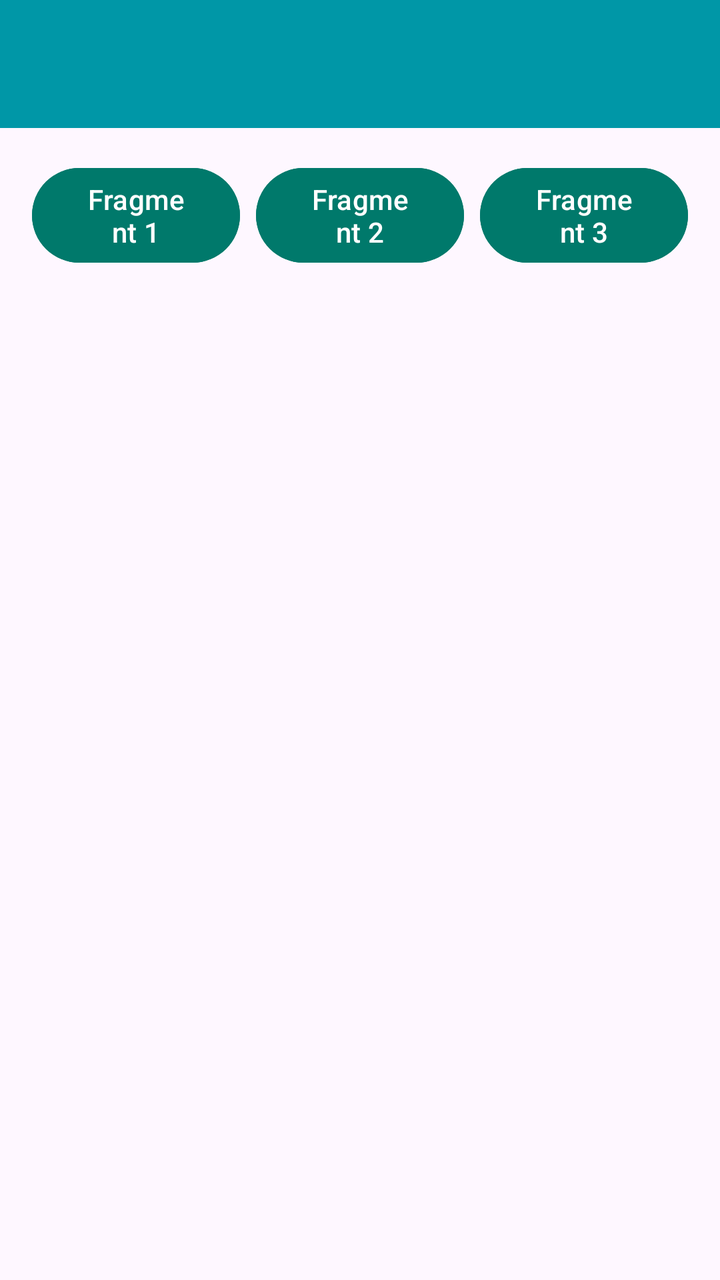
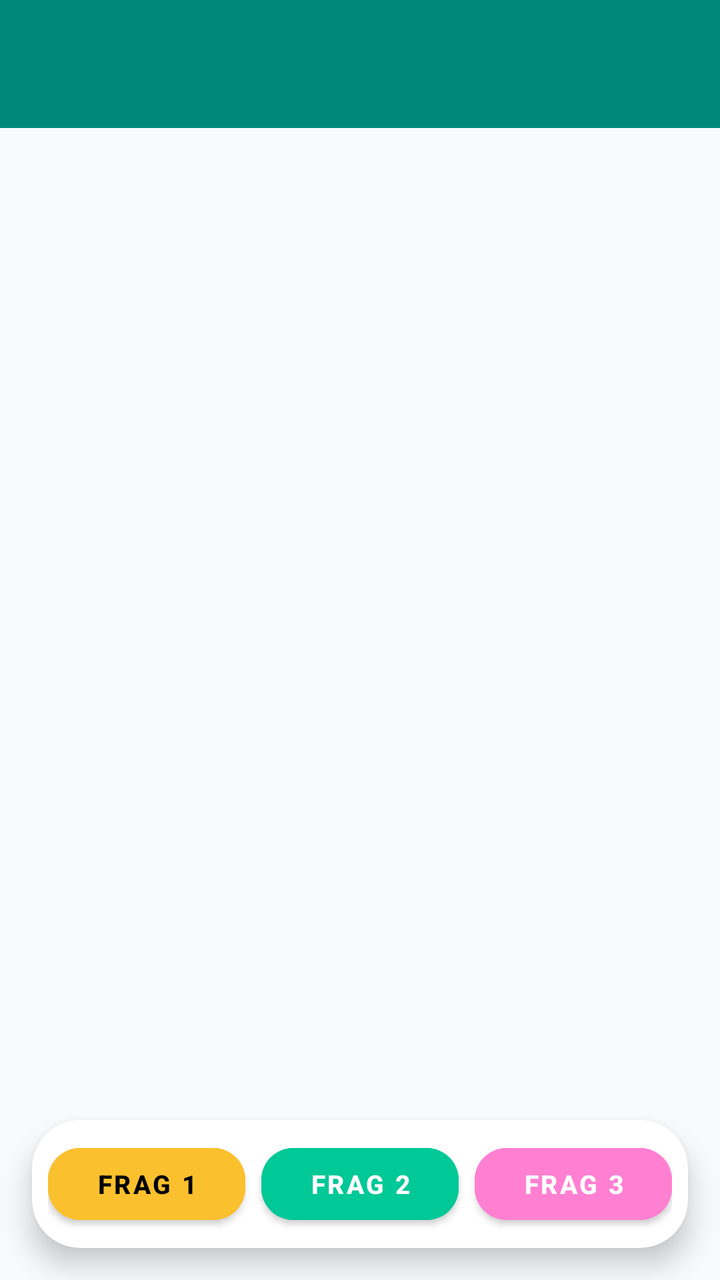

Before-and-after screenshots of an Android layout around one commit, followed by the original layout XML and the change that was made.
<!-- AndroidManifest.xml: application theme Theme.AlifTaufiq_3TIB -->
<!-- res/layout/activity_sixth.xml -->
<?xml version="1.0" encoding="utf-8"?>
<androidx.constraintlayout.widget.ConstraintLayout xmlns:android="http://schemas.android.com/apk/res/android"
    xmlns:app="http://schemas.android.com/apk/res-auto"
    xmlns:tools="http://schemas.android.com/tools"
    android:id="@+id/main"
    android:layout_width="match_parent"
    android:layout_height="match_parent"
    tools:context=".fragment.SixthActivity">


    <androidx.appcompat.widget.Toolbar
        android:id="@+id/toolbar"
        android:layout_width="0dp"
        android:layout_height="?attr/actionBarSize"
        android:background="#0097A7"
        app:subtitleTextColor="@android:color/white"
        app:titleTextColor="@android:color/white"
        app:layout_constraintEnd_toEndOf="parent"
        app:layout_constraintStart_toStartOf="parent"
        app:layout_constraintTop_toTopOf="parent" />


    <Button
        android:id="@+id/btnFragment1"
        android:layout_width="0dp"
        android:layout_height="wrap_content"
        android:layout_marginStart="16dp"
        android:layout_marginTop="16dp"
        android:layout_marginEnd="4dp"
        android:backgroundTint="#00796B"
        android:text="Fragment 1"
        app:layout_constraintEnd_toStartOf="@+id/btnFragment2"
        app:layout_constraintStart_toStartOf="parent"
        app:layout_constraintTop_toBottomOf="@+id/toolbar" />
    <Button
        android:id="@+id/btnFragment2"
        android:layout_width="0dp"
        android:layout_height="wrap_content"
        android:layout_marginStart="4dp"
        android:layout_marginEnd="4dp"
        android:backgroundTint="#00796B"
        android:text="Fragment 2"
        app:layout_constraintEnd_toStartOf="@+id/btnFragment3"
        app:layout_constraintStart_toEndOf="@+id/btnFragment1"
        app:layout_constraintTop_toTopOf="@+id/btnFragment1" />
    <Button
        android:id="@+id/btnFragment3"
        android:layout_width="0dp"
        android:layout_height="wrap_content"
        android:layout_marginStart="4dp"
        android:layout_marginEnd="16dp"
        android:backgroundTint="#00796B"
        android:text="Fragment 3"
        app:layout_constraintEnd_toEndOf="parent"
        app:layout_constraintStart_toEndOf="@+id/btnFragment2"
        app:layout_constraintTop_toTopOf="@+id/btnFragment1" />
    <FrameLayout
        android:id="@+id/fragment_container"
        android:layout_width="0dp"
        android:layout_height="0dp"
        android:layout_marginTop="20dp"
        app:layout_constraintBottom_toBottomOf="parent"
        app:layout_constraintEnd_toEndOf="parent"
        app:layout_constraintStart_toStartOf="parent"
        app:layout_constraintTop_toBottomOf="@+id/btnFragment2" />
</androidx.constraintlayout.widget.ConstraintLayout>
<!-- resources referenced by this layout -->
<resources>
  <style name="Theme.AlifTaufiq_3TIB" parent="Base.Theme.AlifTaufiq_3TIB" />
  <style name="Base.Theme.AlifTaufiq_3TIB" parent="Theme.Material3.DayNight.NoActionBar">
          
          
      </style>
</resources>

<!-- the commit's change to res/layout/activity_sixth.xml (unified diff, before → after) -->
@@ -5,62 +5,95 @@
     android:id="@+id/main"
     android:layout_width="match_parent"
     android:layout_height="match_parent"
+    android:background="#F8FAFC"
     tools:context=".fragment.SixthActivity">
 
-
-    <androidx.appcompat.widget.Toolbar
+    
+    <com.google.android.material.appbar.MaterialToolbar
         android:id="@+id/toolbar"
         android:layout_width="0dp"
         android:layout_height="?attr/actionBarSize"
-        android:background="#0097A7"
-        app:subtitleTextColor="@android:color/white"
+        android:background="#00897B"
+        android:elevation="4dp"
         app:titleTextColor="@android:color/white"
         app:layout_constraintEnd_toEndOf="parent"
         app:layout_constraintStart_toStartOf="parent"
         app:layout_constraintTop_toTopOf="parent" />
 
-
-    <Button
-        android:id="@+id/btnFragment1"
-        android:layout_width="0dp"
-        android:layout_height="wrap_content"
-        android:layout_marginStart="16dp"
-        android:layout_marginTop="16dp"
-        android:layout_marginEnd="4dp"
-        android:backgroundTint="#00796B"
-        android:text="Fragment 1"
-        app:layout_constraintEnd_toStartOf="@+id/btnFragment2"
-        app:layout_constraintStart_toStartOf="parent"
-        app:layout_constraintTop_toBottomOf="@+id/toolbar" />
-    <Button
-        android:id="@+id/btnFragment2"
-        android:layout_width="0dp"
-        android:layout_height="wrap_content"
-        android:layout_marginStart="4dp"
-        android:layout_marginEnd="4dp"
-        android:backgroundTint="#00796B"
-        android:text="Fragment 2"
-        app:layout_constraintEnd_toStartOf="@+id/btnFragment3"
-        app:layout_constraintStart_toEndOf="@+id/btnFragment1"
-        app:layout_constraintTop_toTopOf="@+id/btnFragment1" />
-    <Button
-        android:id="@+id/btnFragment3"
-        android:layout_width="0dp"
-        android:layout_height="wrap_content"
-        android:layout_marginStart="4dp"
-        android:layout_marginEnd="16dp"
-        android:backgroundTint="#00796B"
-        android:text="Fragment 3"
-        app:layout_constraintEnd_toEndOf="parent"
-        app:layout_constraintStart_toEndOf="@+id/btnFragment2"
-        app:layout_constraintTop_toTopOf="@+id/btnFragment1" />
+    
     <FrameLayout
         android:id="@+id/fragment_container"
         android:layout_width="0dp"
         android:layout_height="0dp"
-        android:layout_marginTop="20dp"
+        app:layout_constraintBottom_toTopOf="@+id/bottomCard"
+        app:layout_constraintEnd_toEndOf="parent"
+        app:layout_constraintStart_toStartOf="parent"
+        app:layout_constraintTop_toBottomOf="@+id/toolbar" />
+
+    
+    <com.google.android.material.card.MaterialCardView
+        android:id="@+id/bottomCard"
+        android:layout_width="0dp"
+        android:layout_height="wrap_content"
+        android:layout_margin="16dp"
+        app:cardBackgroundColor="#FFFFFF"
+        app:cardCornerRadius="24dp"
+        app:cardElevation="8dp"
+        app:strokeWidth="0dp"
         app:layout_constraintBottom_toBottomOf="parent"
         app:layout_constraintEnd_toEndOf="parent"
-        app:layout_constraintStart_toStartOf="parent"
-        app:layout_constraintTop_toBottomOf="@+id/btnFragment2" />
+        app:layout_constraintStart_toStartOf="parent">
+
+        <LinearLayout
+            android:layout_width="match_parent"
+            android:layout_height="wrap_content"
+            android:orientation="horizontal"
+            android:padding="8dp">
+
+            <com.google.android.material.button.MaterialButton
+                android:id="@+id/btnFragment1"
+                style="@style/Widget.MaterialComponents.Button"
+                android:layout_width="0dp"
+                android:layout_height="wrap_content"
+                android:layout_marginEnd="4dp"
+                android:layout_weight="1"
+                android:backgroundTint="#FBC02D"
+                android:text="Frag 1"
+                android:textColor="#000000"
+                android:textSize="13sp"
+                android:textStyle="bold"
+                app:cornerRadius="16dp" />
+
+            <com.google.android.material.button.MaterialButton
+                android:id="@+id/btnFragment2"
+                style="@style/Widget.MaterialComponents.Button"
+                android:layout_width="0dp"
+                android:layout_height="wrap_content"
+                android:layout_marginHorizontal="4dp"
+                android:layout_weight="1"
+                android:backgroundTint="#00C897"
+                android:text="Frag 2"
+                android:textColor="#FFFFFF"
+                android:textSize="13sp"
+                android:textStyle="bold"
+                app:cornerRadius="16dp" />
+
+            <com.google.android.material.button.MaterialButton
+                android:id="@+id/btnFragment3"
+                style="@style/Widget.MaterialComponents.Button"
+                android:layout_width="0dp"
+                android:layout_height="wrap_content"
+                android:layout_marginStart="4dp"
+                android:layout_weight="1"
+                android:backgroundTint="#FF80D1"
+                android:text="Frag 3"
+                android:textColor="#FFFFFF"
+                android:textSize="13sp"
+                android:textStyle="bold"
+                app:cornerRadius="16dp" />
+
+        </LinearLayout>
+
+    </com.google.android.material.card.MaterialCardView>
+
 </androidx.constraintlayout.widget.ConstraintLayout>
